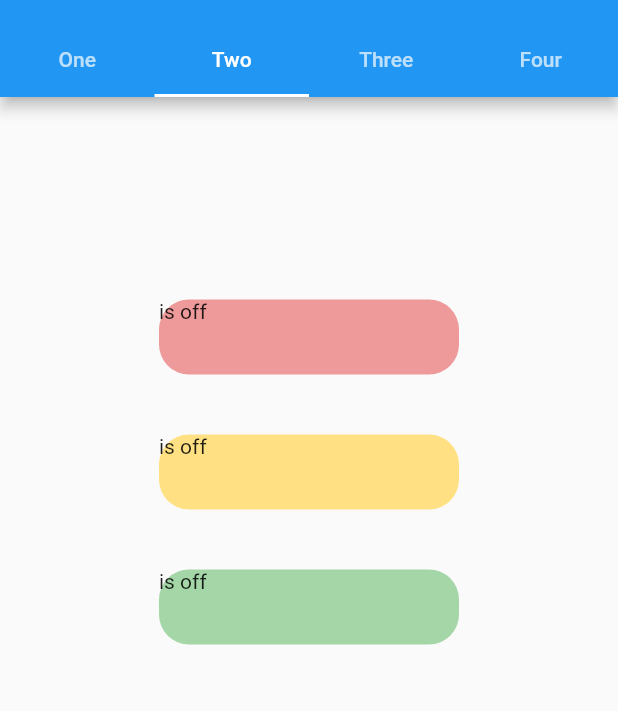
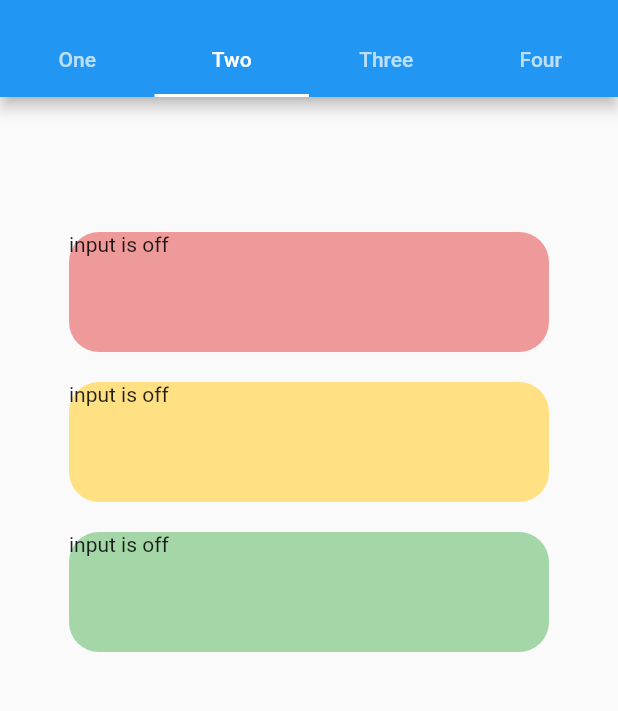
Before and after one commit to carlstep/value_input_v1, a Flutter app: the screen it shows after launch, tab 2 chosen, on a phone screen of 412 x 824 dp, the part 59-770 px from its top. Run offline on Flutter 3.47's test engine with Material 2 defaults, Android fonts, the light colour scheme and no system bars.

Commit message:
organised input containers

```diff
--- a/lib/page_two.dart
+++ b/lib/page_two.dart
@@ -6,7 +6,9 @@ class PageTwo extends StatefulWidget {
 }
 
 class _PageTwoState extends State<PageTwo> {
-  final TextEditingController _controllerOne = TextEditingController();
+  final TextEditingController _controllerRed = TextEditingController();
+  final TextEditingController _controllerAmber = TextEditingController();
+  final TextEditingController _controllerGreen = TextEditingController();
   bool _isSelectedRed = false;
   bool _isSelectedAmber = false;
   bool _isSelectedGreen = false;
@@ -26,8 +28,8 @@ class _PageTwoState extends State<PageTwo> {
           },
           child: _isSelectedRed
               ? Container(
-                  padding: EdgeInsets.fromLTRB(10, 0, 10, 15),
-                  width: 300,
+                  padding: EdgeInsets.fromLTRB(15, 0, 15, 15),
+                  width: 320,
                   decoration: BoxDecoration(
                     borderRadius: BorderRadius.circular(10),
                     color: Colors.red[100],
@@ -35,30 +37,30 @@ class _PageTwoState extends State<PageTwo> {
                   child: TextField(
                     style: TextStyle(
                       fontSize: 40,
-                      letterSpacing: .7,
+                      letterSpacing: 1.5,
                     ),
-                    controller: _controllerOne,
+                    controller: _controllerRed,
                     keyboardType:
                         TextInputType.numberWithOptions(decimal: true),
                     decoration: InputDecoration(
                         labelText: 'input a value',
                         labelStyle: TextStyle(
-                          fontSize: 22,
+                          fontSize: 20,
                         )),
                   ),
                 )
               : Container(
-                  width: 200,
-                  height: 50,
+                  width: 320,
+                  height: 80,
                   decoration: BoxDecoration(
                     borderRadius: BorderRadius.circular(20),
                     color: Colors.red[200],
                   ),
-                  child: Text('is off'),
+                  child: Text('input is off'),
                 ),
         ),
         const SizedBox(
-          height: 40,
+          height: 20,
         ),
         GestureDetector(
           onTap: () {
@@ -70,26 +72,39 @@ class _PageTwoState extends State<PageTwo> {
           },
           child: _isSelectedAmber
               ? Container(
-                  padding: EdgeInsets.fromLTRB(10, 0, 10, 15),
-                  width: 300,
+                  padding: EdgeInsets.fromLTRB(15, 0, 15, 15),
+                  width: 320,
                   decoration: BoxDecoration(
                     borderRadius: BorderRadius.circular(10),
                     color: Colors.amber[100],
                   ),
-                  child: TextField(),
+                  child: TextField(
+                    style: TextStyle(
+                      fontSize: 40,
+                      letterSpacing: 1.5,
+                    ),
+                    controller: _controllerAmber,
+                    keyboardType:
+                        TextInputType.numberWithOptions(decimal: true),
+                    decoration: InputDecoration(
+                        labelText: 'input a value',
+                        labelStyle: TextStyle(
+                          fontSize: 20,
+                        )),
+                  ),
                 )
               : Container(
-                  width: 200,
-                  height: 50,
+                  width: 320,
+                  height: 80,
                   decoration: BoxDecoration(
                     borderRadius: BorderRadius.circular(20),
                     color: Colors.amber[200],
                   ),
-                  child: Text('is off'),
+                  child: Text('input is off'),
                 ),
         ),
         const SizedBox(
-          height: 40,
+          height: 20,
         ),
         GestureDetector(
           onTap: () {
@@ -101,26 +116,39 @@ class _PageTwoState extends State<PageTwo> {
           },
           child: _isSelectedGreen
               ? Container(
-                  padding: EdgeInsets.fromLTRB(10, 0, 10, 15),
-                  width: 300,
+                  padding: EdgeInsets.fromLTRB(15, 0, 15, 15),
+                  width: 320,
                   decoration: BoxDecoration(
                     borderRadius: BorderRadius.circular(10),
                     color: Colors.green[100],
                   ),
-                  child: TextField(),
+                  child: TextField(
+                    style: TextStyle(
+                      fontSize: 40,
+                      letterSpacing: 1.5,
+                    ),
+                    controller: _controllerGreen,
+                    keyboardType:
+                        TextInputType.numberWithOptions(decimal: true),
+                    decoration: InputDecoration(
+                        labelText: 'input a value',
+                        labelStyle: TextStyle(
+                          fontSize: 20,
+                        )),
+                  ),
                 )
               : Container(
-                  width: 200,
-                  height: 50,
+                  width: 320,
+                  height: 80,
                   decoration: BoxDecoration(
                     borderRadius: BorderRadius.circular(20),
                     color: Colors.green[200],
                   ),
-                  child: Text('is off'),
+                  child: Text('input is off'),
                 ),
         ),
         const SizedBox(
-          height: 100,
+          height: 140,
         ),
       ],
     );
```
